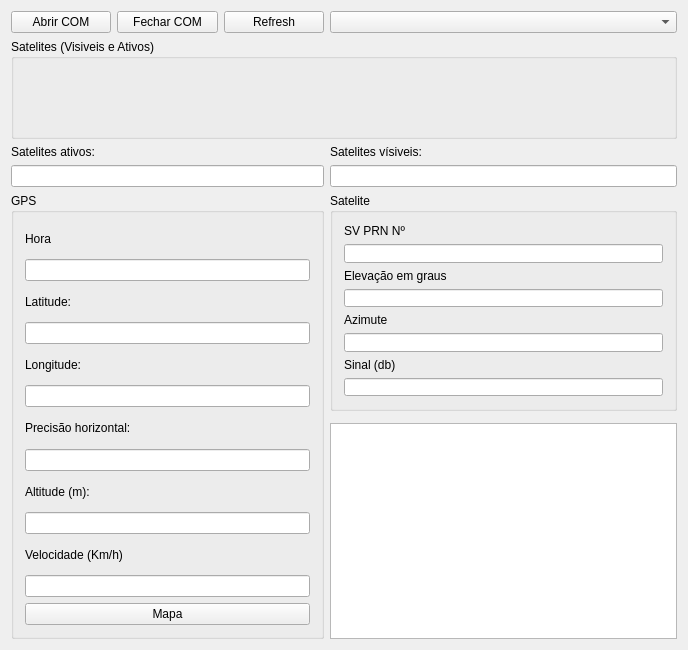
First picture: the form in janela.ui, repository angelorodem/qt-satelite-info, before the edit.
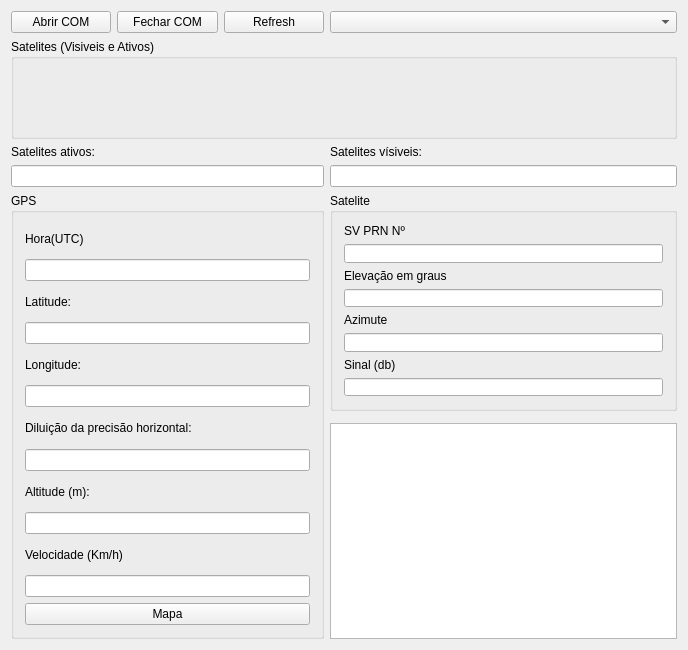
Second picture: the form after the edit.

Commit message:
Descrição melhorada
descrição dos dados na tela foram ajustados

```diff
--- a/janela.ui
+++ b/janela.ui
@@ -172,7 +172,7 @@
        <item>
         <widget class="QLabel" name="label">
          <property name="text">
-          <string>Hora</string>
+          <string>Hora(UTC)</string>
          </property>
         </widget>
        </item>
@@ -214,7 +214,7 @@
        <item>
         <widget class="QLabel" name="label_4">
          <property name="text">
-          <string>Precisão horizontal:</string>
+          <string>Diluição da precisão horizontal:</string>
          </property>
         </widget>
        </item>
```
